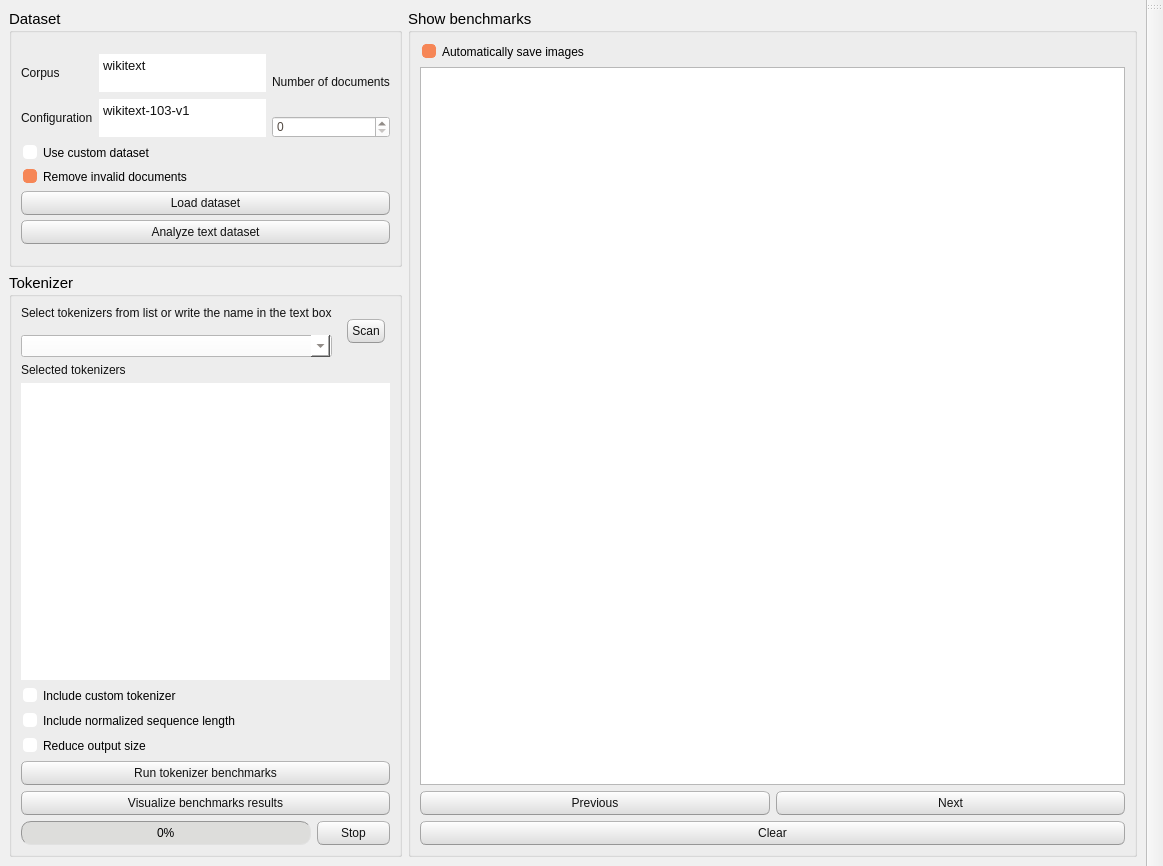
Above: TokenBenchy/commons/interface/layout/window_layout.ui from CTCycle/TKBEN-tokenizers-benchmarker before the change. Below: the same form after it.
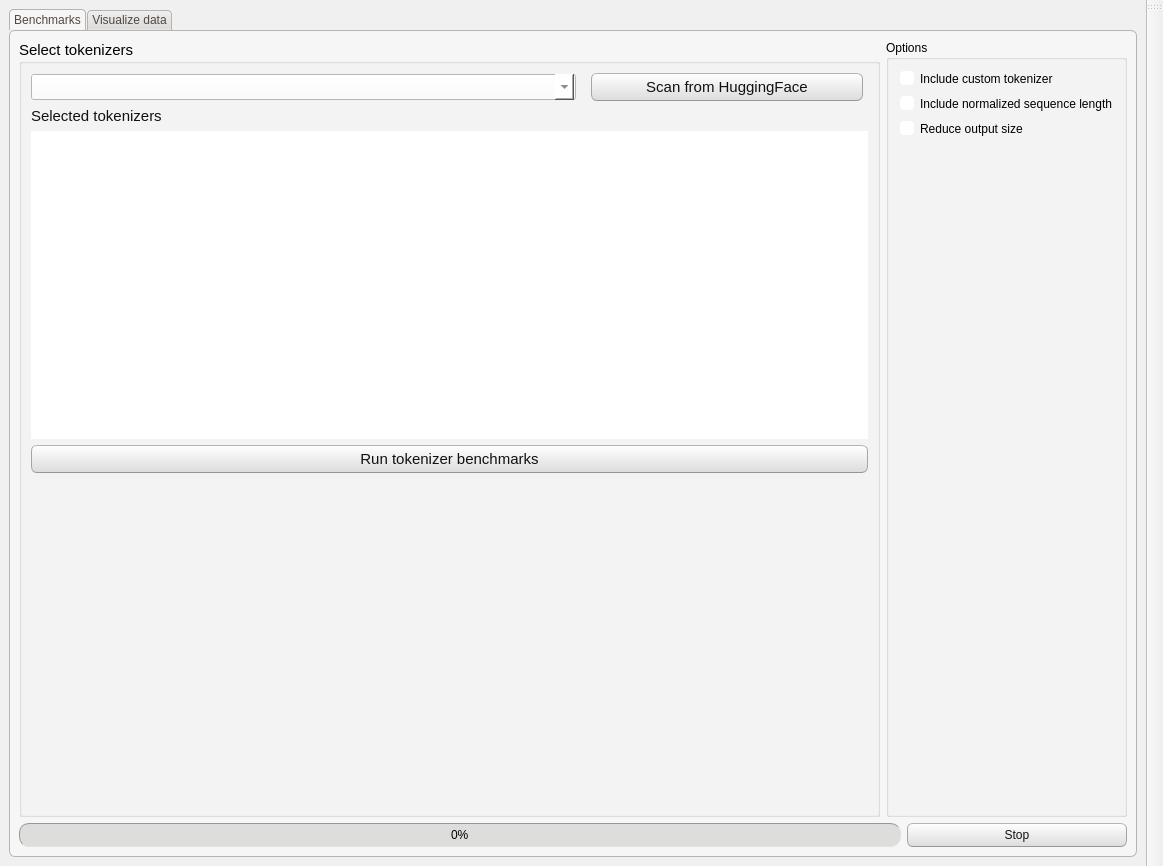
That is the form after the change.

```diff
--- a/TokenBenchy/commons/interface/layout/window_layout.ui
+++ b/TokenBenchy/commons/interface/layout/window_layout.ui
@@ -521,195 +521,37 @@
    <property name="styleSheet">
     <string notr="true"/>
    </property>
-   <layout class="QHBoxLayout" name="horizontalLayout_5">
-    <item>
-     <layout class="QHBoxLayout" name="horizontalLayout_4" stretch="1,2">
-      <item>
-       <layout class="QVBoxLayout" name="leftLayout" stretch="1,4">
-        <item>
-         <widget class="QGroupBox" name="datasetGroup">
-          <property name="font">
-           <font>
-            <pointsize>11</pointsize>
-           </font>
-          </property>
-          <property name="title">
-           <string>Dataset</string>
-          </property>
-          <layout class="QVBoxLayout" name="verticalLayout_4" stretch="1,1,0,1,4">
-           <property name="spacing">
-            <number>5</number>
-           </property>
-           <property name="topMargin">
-            <number>20</number>
-           </property>
-           <property name="bottomMargin">
-            <number>20</number>
-           </property>
-           <item>
             <layout class="QHBoxLayout" name="horizontalLayout_2">
              <item>
-              <layout class="QVBoxLayout" name="verticalLayout_8">
-               <item>
-                <widget class="QLabel" name="label_4">
-                 <property name="text">
-                  <string>Corpus</string>
-                 </property>
-                </widget>
-               </item>
-               <item>
-                <widget class="QLabel" name="label_5">
-                 <property name="text">
-                  <string>Configuration</string>
-                 </property>
-                </widget>
-               </item>
-              </layout>
-             </item>
-             <item>
-              <layout class="QVBoxLayout" name="verticalLayout_7">
-               <item>
-                <widget class="QTextEdit" name="datasetCorpus">
+     <widget class="QTabWidget" name="tabWidget">
                  <property name="maximumSize">
                   <size>
                    <width>16777215</width>
-                   <height>40</height>
-                  </size>
-                 </property>
-                 <property name="html">
-                  <string>&lt;!DOCTYPE HTML PUBLIC &quot;-//W3C//DTD HTML 4.0//EN&quot; &quot;http://www.w3.org/TR/REC-html40/strict.dtd&quot;&gt;
-&lt;html&gt;&lt;head&gt;&lt;meta name=&quot;qrichtext&quot; content=&quot;1&quot; /&gt;&lt;meta charset=&quot;utf-8&quot; /&gt;&lt;style type=&quot;text/css&quot;&gt;
-p, li { white-space: pre-wrap; }
-hr { height: 1px; border-width: 0; }
-li.unchecked::marker { content: &quot;\2610&quot;; }
-li.checked::marker { content: &quot;\2612&quot;; }
-&lt;/style&gt;&lt;/head&gt;&lt;body style=&quot; font-family:'Segoe UI'; font-size:9.75pt; font-weight:400; font-style:normal;&quot;&gt;
-&lt;p style=&quot; margin-top:0px; margin-bottom:0px; margin-left:0px; margin-right:0px; -qt-block-indent:0; text-indent:0px;&quot;&gt;&lt;span style=&quot; font-size:10pt;&quot;&gt;wikitext&lt;/span&gt;&lt;/p&gt;&lt;/body&gt;&lt;/html&gt;</string>
-                 </property>
-                </widget>
-               </item>
-               <item>
-                <widget class="QTextEdit" name="datasetConfig">
-                 <property name="maximumSize">
-                  <size>
-                   <width>16777215</width>
-                   <height>40</height>
-                  </size>
-                 </property>
-                 <property name="html">
-                  <string>&lt;!DOCTYPE HTML PUBLIC &quot;-//W3C//DTD HTML 4.0//EN&quot; &quot;http://www.w3.org/TR/REC-html40/strict.dtd&quot;&gt;
-&lt;html&gt;&lt;head&gt;&lt;meta name=&quot;qrichtext&quot; content=&quot;1&quot; /&gt;&lt;meta charset=&quot;utf-8&quot; /&gt;&lt;style type=&quot;text/css&quot;&gt;
-p, li { white-space: pre-wrap; }
-hr { height: 1px; border-width: 0; }
-li.unchecked::marker { content: &quot;\2610&quot;; }
-li.checked::marker { content: &quot;\2612&quot;; }
-&lt;/style&gt;&lt;/head&gt;&lt;body style=&quot; font-family:'Segoe UI'; font-size:9.75pt; font-weight:400; font-style:normal;&quot;&gt;
-&lt;p style=&quot; margin-top:0px; margin-bottom:0px; margin-left:0px; margin-right:0px; -qt-block-indent:0; text-indent:0px;&quot;&gt;wikitext-103-v1&lt;/p&gt;&lt;/body&gt;&lt;/html&gt;</string>
-                 </property>
-                </widget>
-               </item>
-              </layout>
-             </item>
-             <item>
-              <layout class="QVBoxLayout" name="verticalLayout_6">
-               <item>
-                <widget class="QLabel" name="label">
-                 <property name="text">
-                  <string>Number of documents</string>
-                 </property>
-                </widget>
-               </item>
-               <item>
-                <widget class="QSpinBox" name="numDocs">
-                 <property name="toolTip">
-                  <string>&lt;html&gt;&lt;head/&gt;&lt;body&gt;&lt;p&gt;Maximum number of documents to consider for both dataset analysis and tokenizers benchmarks&lt;/p&gt;&lt;/body&gt;&lt;/html&gt;</string>
-                 </property>
-                 <property name="maximum">
-                  <number>1000000000</number>
-                 </property>
-                </widget>
-               </item>
-              </layout>
-             </item>
-            </layout>
-           </item>
-           <item>
-            <widget class="QCheckBox" name="useCustomDataset">
-             <property name="text">
-              <string>Use custom dataset</string>
-             </property>
-            </widget>
-           </item>
-           <item>
-            <widget class="QCheckBox" name="removeInvalid">
-             <property name="text">
-              <string>Remove invalid documents</string>
-             </property>
-             <property name="checked">
-              <bool>true</bool>
-             </property>
-            </widget>
-           </item>
-           <item>
-            <widget class="QPushButton" name="loadDataset">
-             <property name="text">
-              <string>Load dataset</string>
-             </property>
-            </widget>
-           </item>
-           <item>
-            <widget class="QPushButton" name="analyzeDataset">
-             <property name="text">
-              <string>Analyze text dataset</string>
-             </property>
-            </widget>
-           </item>
-          </layout>
-         </widget>
-        </item>
-        <item>
-         <widget class="QGroupBox" name="tokenizerGroup">
-          <property name="font">
-           <font>
-            <pointsize>11</pointsize>
-           </font>
-          </property>
-          <property name="title">
-           <string>Tokenizer </string>
-          </property>
+        <height>16777212</height>
+       </size>
+      </property>
+      <property name="currentIndex">
+       <number>0</number>
+      </property>
+      <widget class="QWidget" name="tab">
+       <attribute name="title">
+        <string>Benchmarks</string>
+       </attribute>
           <layout class="QVBoxLayout" name="verticalLayout_3">
            <item>
-            <layout class="QHBoxLayout" name="horizontalLayout">
-             <property name="spacing">
-              <number>15</number>
-             </property>
-             <property name="rightMargin">
-              <number>5</number>
-             </property>
+         <layout class="QHBoxLayout" name="horizontalLayout_4">
              <item>
-              <layout class="QVBoxLayout" name="verticalLayout_2">
-               <item>
-                <widget class="QLabel" name="label_3">
-                 <property name="text">
-                  <string>Select tokenizers from list or write the name in the text box</string>
-                 </property>
-                </widget>
-               </item>
-               <item>
-                <widget class="QComboBox" name="selectTokenizers"/>
-               </item>
-              </layout>
-             </item>
-             <item>
-              <widget class="QPushButton" name="scanHF">
-               <property name="text">
-                <string>Scan</string>
-               </property>
-              </widget>
-             </item>
-            </layout>
-           </item>
-           <item>
+           <widget class="QGroupBox" name="tokenizerGroup">
+            <property name="font">
+             <font>
+              <pointsize>11</pointsize>
+             </font>
+            </property>
+            <property name="title">
+             <string>Select tokenizers</string>
+            </property>
+            <layout class="QGridLayout" name="gridLayout">
+             <item row="1" column="0">
             <layout class="QVBoxLayout" name="verticalLayout">
              <item>
               <widget class="QLabel" name="label_2">
@@ -727,6 +569,55 @@
              </item>
             </layout>
            </item>
+             <item row="3" column="0">
+              <widget class="QPushButton" name="runBenchmarks">
+               <property name="text">
+                <string>Run tokenizer benchmarks</string>
+               </property>
+              </widget>
+             </item>
+             <item row="0" column="0">
+              <layout class="QHBoxLayout" name="horizontalLayout" stretch="2,1">
+               <property name="spacing">
+                <number>15</number>
+               </property>
+               <property name="rightMargin">
+                <number>5</number>
+               </property>
+               <item>
+                <widget class="QComboBox" name="selectTokenizers"/>
+               </item>
+               <item>
+                <widget class="QPushButton" name="scanHF">
+                 <property name="text">
+                  <string>Scan from HuggingFace</string>
+                 </property>
+                </widget>
+               </item>
+              </layout>
+             </item>
+             <item row="4" column="0">
+              <spacer name="verticalSpacer_2">
+               <property name="orientation">
+                <enum>Qt::Orientation::Vertical</enum>
+               </property>
+               <property name="sizeHint" stdset="0">
+                <size>
+                 <width>20</width>
+                 <height>40</height>
+                </size>
+               </property>
+              </spacer>
+             </item>
+            </layout>
+           </widget>
+          </item>
+          <item>
+           <widget class="QGroupBox" name="optionsGroup">
+            <property name="title">
+             <string>Options</string>
+            </property>
+            <layout class="QVBoxLayout" name="verticalLayout_2">
            <item>
             <widget class="QCheckBox" name="includeCustomToken">
              <property name="toolTip">
@@ -752,18 +643,22 @@
             </widget>
            </item>
            <item>
-            <widget class="QPushButton" name="runBenchmarks">
-             <property name="text">
-              <string>Run tokenizer benchmarks</string>
-             </property>
-            </widget>
-           </item>
-           <item>
-            <widget class="QPushButton" name="visualizeResults">
-             <property name="text">
-              <string>Visualize benchmarks results</string>
-             </property>
-            </widget>
+              <spacer name="verticalSpacer">
+               <property name="orientation">
+                <enum>Qt::Orientation::Vertical</enum>
+               </property>
+               <property name="sizeHint" stdset="0">
+                <size>
+                 <width>20</width>
+                 <height>40</height>
+                </size>
+               </property>
+              </spacer>
+             </item>
+            </layout>
+           </widget>
+          </item>
+         </layout>
            </item>
            <item>
             <layout class="QHBoxLayout" name="horizontalLayout_6" stretch="4,1">
@@ -791,20 +686,11 @@
            </item>
           </layout>
          </widget>
-        </item>
-       </layout>
-      </item>
-      <item>
-       <widget class="QGroupBox" name="imageVisualizationGroup">
-        <property name="font">
-         <font>
-          <pointsize>11</pointsize>
-         </font>
-        </property>
-        <property name="title">
-         <string>Show benchmarks</string>
-        </property>
-        <layout class="QVBoxLayout" name="verticalLayout_9">
+      <widget class="QWidget" name="tab_2">
+       <attribute name="title">
+        <string>Visualize data</string>
+       </attribute>
+       <layout class="QVBoxLayout" name="verticalLayout_4">
          <item>
           <widget class="QCheckBox" name="saveImages">
            <property name="text">
@@ -819,7 +705,19 @@
           <widget class="QGraphicsView" name="figureCanvas"/>
          </item>
          <item>
-          <layout class="QVBoxLayout" name="verticalLayout_5">
+         <widget class="QPushButton" name="visualizeResults">
+          <property name="text">
+           <string>Visualize benchmarks results</string>
+          </property>
+         </widget>
+        </item>
+        <item>
+         <widget class="QPushButton" name="clearImg">
+          <property name="text">
+           <string>Clear</string>
+          </property>
+         </widget>
+        </item>
            <item>
             <layout class="QHBoxLayout" name="horizontalLayout_3">
              <item>
@@ -838,19 +736,9 @@
              </item>
             </layout>
            </item>
-           <item>
-            <widget class="QPushButton" name="clearImg">
-             <property name="text">
-              <string>Clear</string>
-             </property>
-            </widget>
-           </item>
-          </layout>
-         </item>
-        </layout>
-       </widget>
-      </item>
-     </layout>
+       </layout>
+      </widget>
+     </widget>
     </item>
    </layout>
   </widget>
```
Left out of the diff: 2 changed lines with no effect on the pictures. Lines whose indentation alone changed are shown as unchanged.
